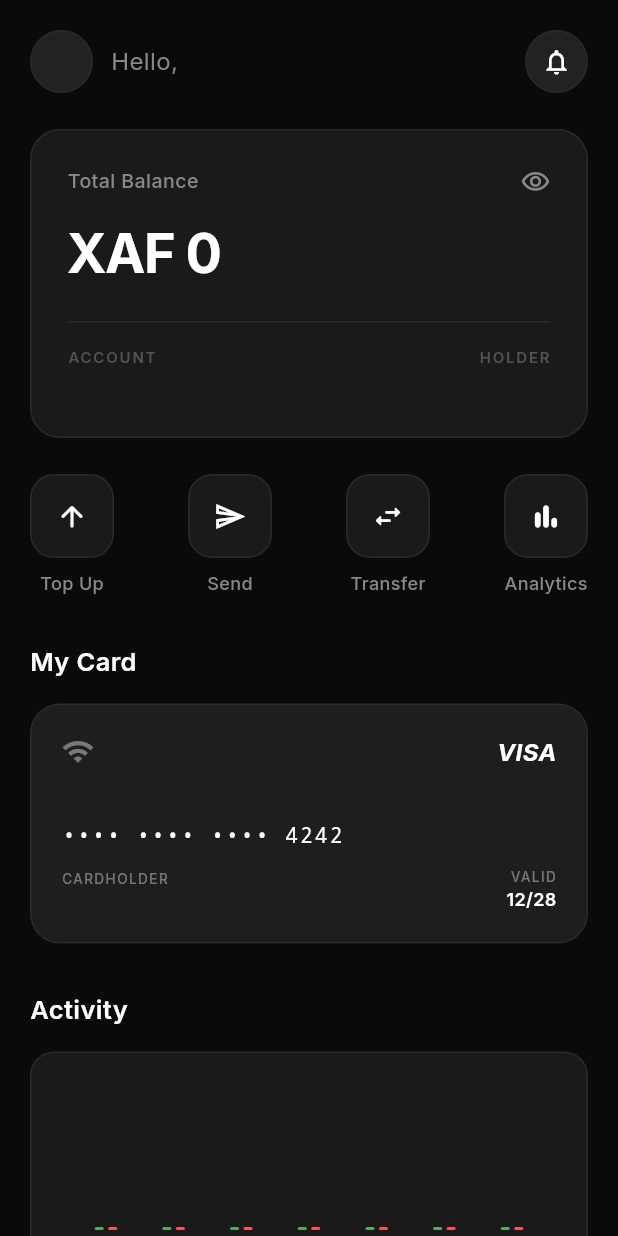
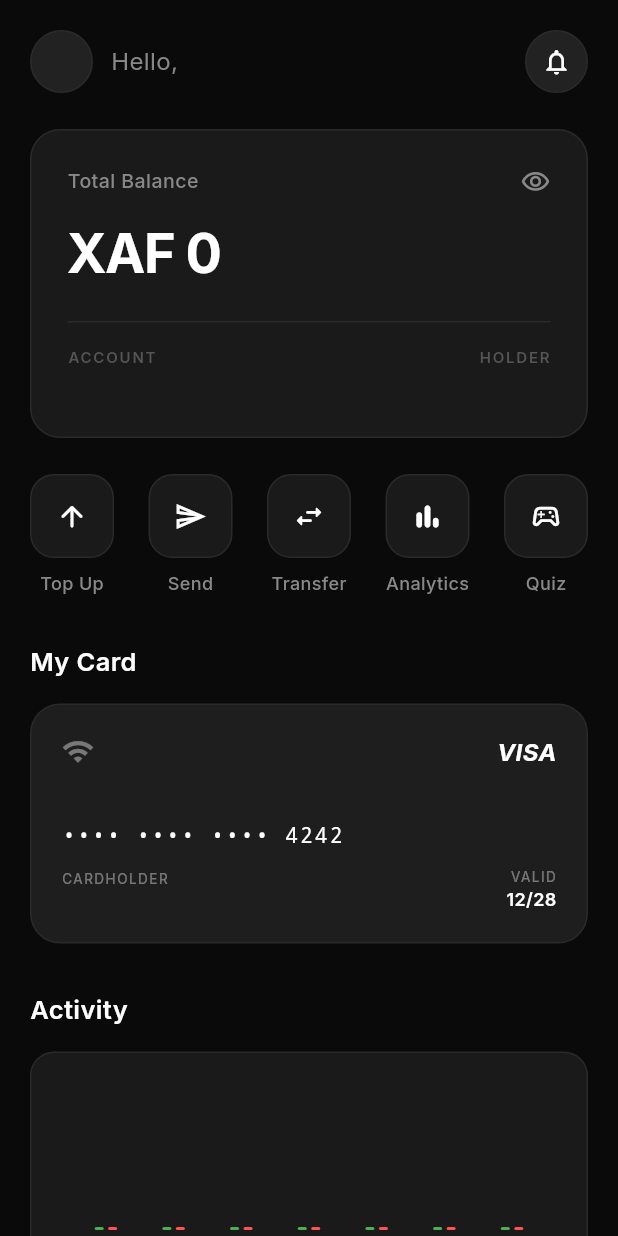
Before and after one commit to MUNYOH-JOEL-TAMON/flux_bank_app, a Flutter app: the HomeScreen screen opened directly, on a phone screen of 412 x 824 dp. Run offline on Flutter 3.47's test engine with Material 3 defaults, Android fonts, the phone set to English and light mode, and no system bars; drawn by our look-alikes of fl_chart, flutter_animate; our stand-ins replace cloud_firestore, firebase_auth, firebase_core, google_fonts, shimmer; accounts and stored records are empty; generated files the repository leaves out were written again.

Commit message:
feat(home_screen): add quiz navigation action to home screen
- Add quiz action button to home screen navigation menu
- Use sports_esports_outlined icon for quiz action
- Navigate to AppRouter.quiz route on quiz button tap
- Maintain consistent styling and animation with existing action buttons

```diff
--- a/lib/screens/home/home_screen.dart
+++ b/lib/screens/home/home_screen.dart
@@ -151,6 +151,13 @@ class HomeScreen extends StatelessWidget {
                         label: 'Analytics',
                         onTap: () =>
                             Navigator.pushNamed(context, AppRouter.analytics),
+                      ),
+                      _buildAction(
+                        context,
+                        icon: Icons.sports_esports_outlined,
+                        label: 'Quiz',
+                        onTap: () =>
+                            Navigator.pushNamed(context, AppRouter.quiz),
                       ),
                     ],
                   ),
```
